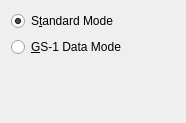
First picture: the form in zint/frontend_qt/grpC49.ui, repository prefetchnta/mybuild, before the edit.
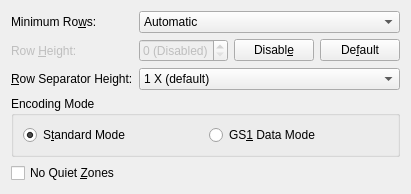
Second picture: the form after the edit.

Patch:
```diff
--- a/zint/frontend_qt/grpC49.ui
+++ b/zint/frontend_qt/grpC49.ui
@@ -10,6 +10,12 @@
     <height>123</height>
    </rect>
   </property>
+  <property name="maximumSize">
+   <size>
+    <width>600</width>
+    <height>16777215</height>
+   </size>
+  </property>
   <property name="windowTitle">
    <string>Form</string>
   </property>
@@ -17,26 +23,276 @@
    <item>
     <layout class="QGridLayout" name="gridLayout">
      <item row="0" column="0">
-      <widget class="QRadioButton" name="radC49Stand">
+      <widget class="QLabel" name="lblC49Rows">
        <property name="text">
-        <string>S&amp;tandard Mode</string>
+        <string>Minimum Ro&amp;ws:</string>
        </property>
-       <property name="checked">
-        <bool>true</bool>
+       <property name="toolTip">
+        <string>Set minimum number of rows</string>
        </property>
+       <property name="buddy">
+        <cstring>cmbC49Rows</cstring>
+       </property>
+      </widget>
+     </item>
+     <item row="0" column="1">
+      <widget class="QComboBox" name="cmbC49Rows">
+       <property name="toolTip">
+        <string>Set minimum number of rows</string>
+       </property>
+       <item>
+        <property name="text">
+         <string>Automatic</string>
+        </property>
+       </item>
+       <item>
+        <property name="text">
+         <string>3</string>
+        </property>
+       </item>
+       <item>
+        <property name="text">
+         <string>4</string>
+        </property>
+       </item>
+       <item>
+        <property name="text">
+         <string>5</string>
+        </property>
+       </item>
+       <item>
+        <property name="text">
+         <string>6</string>
+        </property>
+       </item>
+       <item>
+        <property name="text">
+         <string>7</string>
+        </property>
+       </item>
+       <item>
+        <property name="text">
+         <string>8</string>
+        </property>
+       </item>
       </widget>
      </item>
      <item row="1" column="0">
-      <widget class="QRadioButton" name="radC49GS1">
+      <widget class="QLabel" name="lblC49HeightPerRow">
+       <property name="enabled">
+        <bool>false</bool>
+       </property>
+       <property name="toolTip">
+        <string>Height per row in X-dimensions
+Only available if &quot;Automatic Height&quot; in
+the Appearance tab is not checked
+(ignored if disabled)</string>
+       </property>
        <property name="text">
-        <string>&amp;GS-1 Data Mode</string>
+        <string>Row &amp;Height:</string>
        </property>
+       <property name="alignment">
+        <set>Qt::AlignLeading|Qt::AlignLeft|Qt::AlignVCenter</set>
+       </property>
+       <property name="buddy">
+        <cstring>spnC49HeightPerRow</cstring>
+       </property>
+      </widget>
+     </item>
+     <item row="1" column="1">
+      <layout class="QHBoxLayout" name="horzLayoutC49HeightPerRow">
+       <item>
+        <widget class="QDoubleSpinBox" name="spnC49HeightPerRow">
+         <property name="enabled">
+          <bool>false</bool>
+         </property>
+         <property name="toolTip">
+          <string>Height per row in X-dimensions
+Only available if &quot;Automatic Height&quot; in
+the Appearance tab is not checked
+(ignored if disabled)</string>
+         </property>
+         <property name="accelerated">
+          <bool>true</bool>
+         </property>
+         <property name="prefix">
+          <string/>
+         </property>
+         <property name="suffix">
+          <string> X</string>
+         </property>
+         <property name="decimals">
+          <number>3</number>
+         </property>
+         <property name="minimum">
+          <double>0</double>
+         </property>
+         <property name="maximum">
+          <double>2000.000000000000000</double>
+         </property>
+         <property name="singleStep">
+          <double>0.100000000000000</double>
+         </property>
+         <property name="value">
+          <double>0</double>
+         </property>
+         <property name="specialValueText">
+          <string>0 (Disabled)</string>
+         </property>
+         <property name="sizePolicy">
+          <sizepolicy hsizetype="Minimum" vsizetype="Fixed">
+           <horstretch>2</horstretch>
+           <verstretch>0</verstretch>
+          </sizepolicy>
+         </property>
+        </widget>
+       </item>
+       <item>
+        <widget class="QPushButton" name="btnC49HeightPerRowDisable">
+         <property name="toolTip">
+          <string>Set height per row to 0
+(&quot;Height&quot; in the Appearance
+tab will be re-enabled)</string>
+         </property>
+         <property name="text">
+          <string>Disabl&amp;e</string>
+         </property>
+         <property name="sizePolicy">
+          <sizepolicy hsizetype="Preferred" vsizetype="Fixed">
+           <horstretch>1</horstretch>
+           <verstretch>0</verstretch>
+          </sizepolicy>
+         </property>
+         <property name="sizeHint" stdset="0">
+          <size>
+           <width>30</width>
+           <height>20</height>
+          </size>
+         </property>
+        </widget>
+       </item>
+       <item>
+        <widget class="QPushButton" name="btnC49HeightPerRowDefault">
+         <property name="toolTip">
+          <string>Set height per row to default value</string>
+         </property>
+         <property name="text">
+          <string>De&amp;fault</string>
+         </property>
+         <property name="sizePolicy">
+          <sizepolicy hsizetype="Preferred" vsizetype="Fixed">
+           <horstretch>1</horstretch>
+           <verstretch>0</verstretch>
+          </sizepolicy>
+         </property>
+         <property name="sizeHint" stdset="0">
+          <size>
+           <width>30</width>
+           <height>20</height>
+          </size>
+         </property>
+        </widget>
+       </item>
+      </layout>
+     </item>
+     <item row="2" column="0">
+      <widget class="QLabel" name="lblC49RowSepHeight">
+       <property name="text">
+        <string>&amp;Row Separator Height:</string>
+       </property>
+       <property name="toolTip">
+        <string>Height in X-dimensions of horizontal lines
+separating rows</string>
+       </property>
+       <property name="buddy">
+        <cstring>cmbC49RowSepHeight</cstring>
+       </property>
+      </widget>
+     </item>
+     <item row="2" column="1">
+      <widget class="QComboBox" name="cmbC49RowSepHeight">
+       <property name="toolTip">
+        <string>Height in X-dimensions of horizontal lines
+separating rows</string>
+       </property>
+       <item>
+        <property name="text">
+         <string>1 X (default)</string>
+        </property>
+       </item>
+       <item>
+        <property name="text">
+         <string>2 X</string>
+        </property>
+       </item>
+       <item>
+        <property name="text">
+         <string>3 X</string>
+        </property>
+       </item>
+       <item>
+        <property name="text">
+         <string>4 X</string>
+        </property>
+       </item>
       </widget>
      </item>
     </layout>
    </item>
    <item>
-    <spacer name="verticalSpacer">
+    <widget class="QGroupBox" name="groupBoxC49EncodingMode">
+     <property name="title">
+      <string>Encoding Mode</string>
+     </property>
+     <property name="toolTip">
+      <string>How to process data</string>
+     </property>
+     <layout class="QGridLayout" name="gridLayoutC49EncodingMode">
+      <property name="sizeConstraint">
+       <enum>QLayout::SetMinimumSize</enum>
+      </property>
+      <item row="0" column="0">
+       <widget class="QRadioButton" name="radC49Stand">
+        <property name="text">
+         <string>S&amp;tandard Mode</string>
+        </property>
+        <property name="toolTip">
+         <string>Process data as normal</string>
+        </property>
+        <property name="checked">
+         <bool>true</bool>
+        </property>
+       </widget>
+      </item>
+      <item row="0" column="1">
+       <widget class="QRadioButton" name="radC49GS1">
+        <property name="text">
+         <string>GS&amp;1 Data Mode</string>
+        </property>
+        <property name="toolTip">
+         <string>Process data as GS1 General Specifications data,
+formatted with Application Identifiers (AIs)</string>
+        </property>
+       </widget>
+      </item>
+     </layout>
+    </widget>
+   </item>
+   <item>
+    <widget class="QCheckBox" name="chkC49NoQuietZones">
+     <property name="text">
+      <string>No Quiet &amp;Zones</string>
+     </property>
+     <property name="checked">
+      <bool>false</bool>
+     </property>
+     <property name="toolTip">
+      <string>Do not add quiet zones to whitespace</string>
+     </property>
+    </widget>
+   </item>
+   <item>
+    <spacer name="verticalSpacerC49">
      <property name="orientation">
       <enum>Qt::Vertical</enum>
      </property>
```
Left out of the diff: 8 changed lines with no effect on the pictures.
